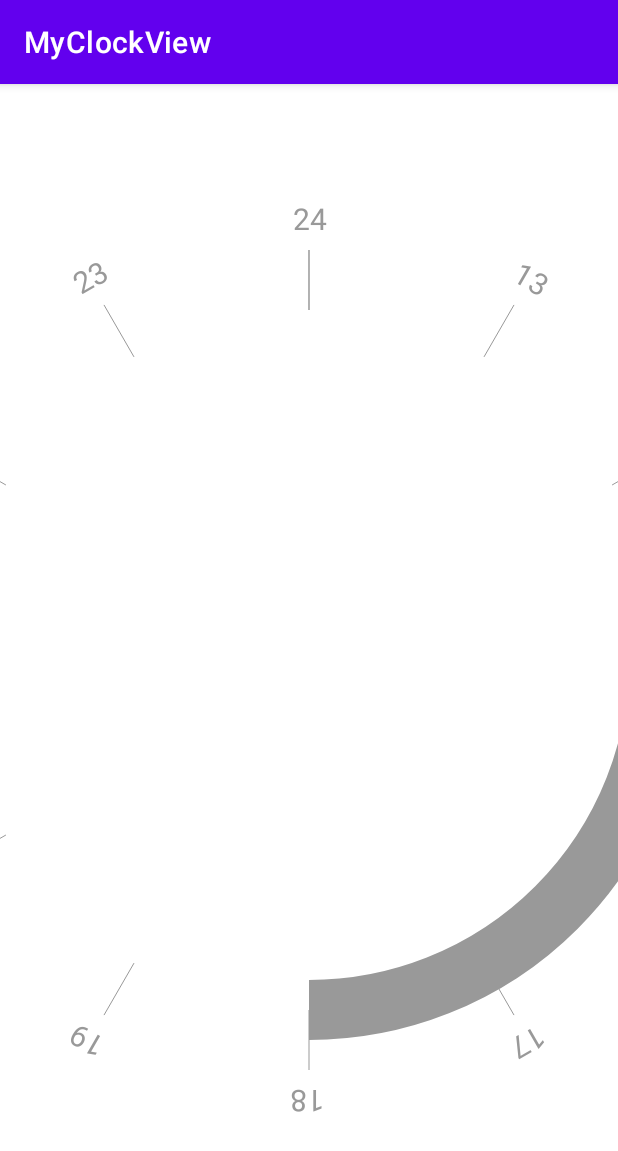
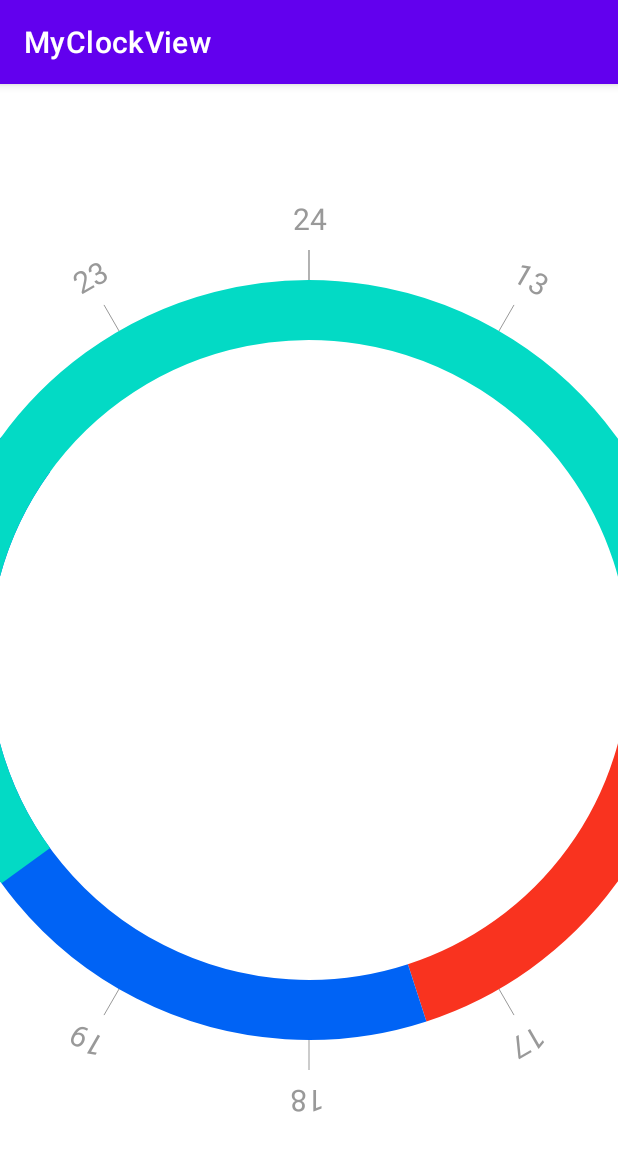
Before and after one commit to liudao01/MyClockView, an Android app: the screen it shows after launch (MainActivity), on a phone screen of 412 x 824 dp. Shown: the top 1151 px of the screen. Run offline under Robolectric (Android 15) with nearby library versions, the phone set to English and light mode, and no system bars.

Commit message:
绘制圆环

```diff
--- a/app/src/main/java/com/example/myclockview/MyClockView.java
+++ b/app/src/main/java/com/example/myclockview/MyClockView.java
@@ -13,6 +13,7 @@ import android.view.View;
 
 import java.text.SimpleDateFormat;
 import java.util.ArrayList;
+import java.util.List;
 
 /**
  * Created by liuml on 2021/10/27 13:38
@@ -37,6 +38,8 @@ public class MyClockView extends View {
 
     public MyClockView(Context context, AttributeSet attrs, int defStyleAttr) {
         super(context, attrs, defStyleAttr);
+
+        initData();
     }
 
     private int radius = 350;//半径 后面动态
@@ -58,6 +61,26 @@ public class MyClockView extends View {
     private int screenWidth;
     private int screenHeight;
 
+
+    //模拟数据------------
+    // 定义几个颜色
+    private int[] colors = {
+            R.color.color_fff9331f,
+            R.color.theme_title_color,
+            R.color.teal_200,
+            R.color.color_4d1a1a1a,
+            R.color.color_EBB57A
+           };
+
+
+    private int currentColor = R.color.color_1A1A1A;
+    // 开始角度
+    private float startAngel = 0f;
+    // 扫过角度
+    private float sweepAngle = 360 / 5f;
+
+    private List<OutCircleData> outCircleDataList;
+    //模拟数据------------
     /**
      * 用于测量文本的宽、高度（这里主要是来获取高度）
      */
@@ -133,7 +156,7 @@ public class MyClockView extends View {
         }
 
         center.x = screenWidth / 2;
-        center.y = screenHeight/2;
+        center.y = screenHeight / 2;
 
         //设置将要用来画扇形的矩形的轮廓
 //        drawTextBegin = (int) (center.y + circleWidth);
@@ -268,10 +291,37 @@ public class MyClockView extends View {
     //画扇形
     private void drawMyAcr(Canvas canvas) {
         // 矩形区域
-        acrRectF.set(center.x-radius,center.y -radius, center.x+radius, center.y+radius);
+        acrRectF.set(center.x - radius, center.y - radius, center.x + radius, center.y + radius);
         Log.d(TAG, "drawMyAcr: radius = " + radius);
-        mOutCirclePaint.setColor(getContext().getResources().getColor(R.color.gary));
-        canvas.drawArc(acrRectF, 0, 90, false, mOutCirclePaint);
+        for (int i = 0; i < 3; i++) {
+
+            OutCircleData outCircleData = outCircleDataList.get(i);
+            mOutCirclePaint.setColor(getContext().getResources().getColor(outCircleData.getColor()));
+            Log.d(TAG, "drawMyAcr: 圆圈画笔颜色 = " + outCircleData.getColor());
+            Log.d(TAG, "drawMyAcr: outCircleData = " + outCircleData.toString());
+            canvas.drawArc(acrRectF, outCircleData.getStartAngle(), outCircleData.getEndAngle(), false, mOutCirclePaint);
+        }
+    }
+
+    public void setData() {
+
+
+    }
+
+    public void initData() {
+        outCircleDataList = new ArrayList<>();
+        //模拟数据
+        for (int i = 0; i < colors.length; i++) {
+            OutCircleData outCircleData = new OutCircleData();
+            outCircleData.setColor(colors[i]);
+            outCircleData.setName("第" + i + "个");
+            Log.d(TAG, "initData: colors[i] = " + colors[i]);
+            outCircleData.setStartAngle(startAngel);
+            outCircleData.setEndAngle(startAngel + sweepAngle);
+            startAngel = startAngel + sweepAngle;
+            Log.d(TAG, "initData: outCircleData  = " + outCircleData.toString());
+            outCircleDataList.add(outCircleData);
+        }
     }
 
     /**
--- a/app/src/main/java/com/example/myclockview/OutCircleData.java
+++ b/app/src/main/java/com/example/myclockview/OutCircleData.java
@@ -5,22 +5,32 @@ package com.example.myclockview;
  */
 public class OutCircleData {
 
-    private int startAngle;
-    private int endAngle;
+    private float startAngle;
+    private float endAngle;
     private int color;
     private String name;
 
 
-    public int getStartAngle() {
-        return startAngle;
-    }
 
     public void setStartAngle(int startAngle) {
         this.startAngle = startAngle;
     }
 
-    public int getEndAngle() {
+
+    public float getEndAngle() {
         return endAngle;
+    }
+
+    public void setEndAngle(float endAngle) {
+        this.endAngle = endAngle;
+    }
+
+    public float getStartAngle() {
+        return startAngle;
+    }
+
+    public void setStartAngle(float startAngle) {
+        this.startAngle = startAngle;
     }
 
     public void setEndAngle(int endAngle) {
@@ -42,4 +52,14 @@ public class OutCircleData {
     public void setName(String name) {
         this.name = name;
     }
+
+    @Override
+    public String toString() {
+        return "OutCircleData{" +
+                "startAngle=" + startAngle +
+                ", endAngle=" + endAngle +
+                ", color=" + color +
+                ", name='" + name + '\'' +
+                '}';
+    }
 }
```
Also changed, not shown: app/src/main/res/values/colors.xml (+52 -0 lines).
